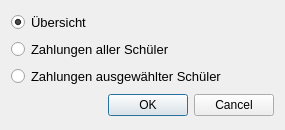
First picture: the form in export.ui, repository Snickers03/KlassenkassenManager, before the edit.
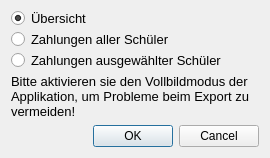
Second picture: the form after the edit.

Commit message: pdf export fix & minor design changes

```diff
--- a/export.ui
+++ b/export.ui
@@ -6,8 +6,8 @@
    <rect>
     <x>0</x>
     <y>0</y>
-    <width>285</width>
-    <height>130</height>
+    <width>270</width>
+    <height>158</height>
    </rect>
   </property>
   <property name="windowTitle">
@@ -57,6 +57,21 @@
      </item>
     </layout>
    </item>
+   <item>
+    <widget class="QLabel" name="warnLabel">
+     <property name="font">
+      <font>
+       <pointsize>10</pointsize>
+      </font>
+     </property>
+     <property name="text">
+      <string>Bitte aktivieren sie den Vollbildmodus der Applikation, um Probleme beim Export zu vermeiden!</string>
+     </property>
+     <property name="wordWrap">
+      <bool>true</bool>
+     </property>
+    </widget>
+   </item>
    <item>
     <widget class="QDialogButtonBox" name="buttonBox">
      <property name="orientation">
```
The commit also changes 10 other files.
